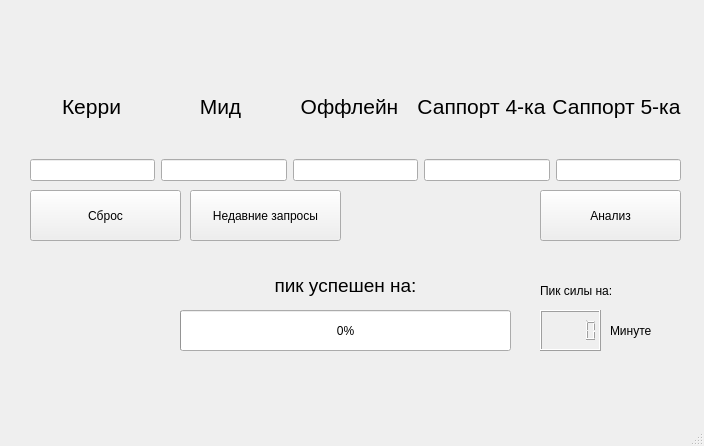
Qt form interface.ui (timorez/Dota_analysis) before a commit.
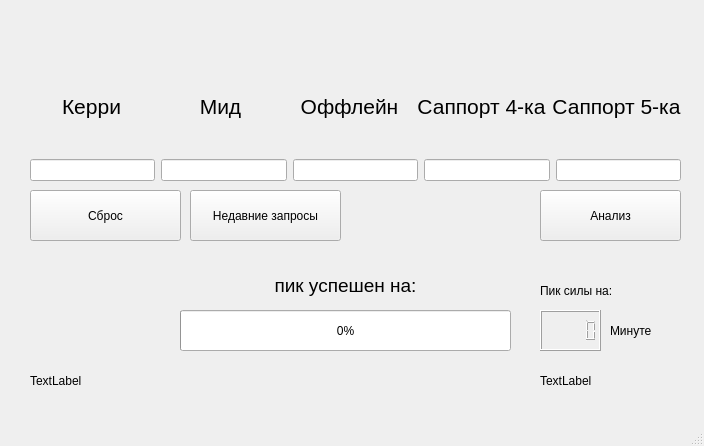
The same form after that commit.

```diff
--- a/interface.ui
+++ b/interface.ui
@@ -200,6 +200,32 @@
      <string>Минуте</string>
     </property>
    </widget>
+   <widget class="QLabel" name="error_label">
+    <property name="geometry">
+     <rect>
+      <x>30</x>
+      <y>350</y>
+      <width>651</width>
+      <height>61</height>
+     </rect>
+    </property>
+    <property name="text">
+     <string>TextLabel</string>
+    </property>
+   </widget>
+   <widget class="QLabel" name="time_label">
+    <property name="geometry">
+     <rect>
+      <x>540</x>
+      <y>360</y>
+      <width>141</width>
+      <height>41</height>
+     </rect>
+    </property>
+    <property name="text">
+     <string>TextLabel</string>
+    </property>
+   </widget>
   </widget>
   <widget class="QStatusBar" name="statusbar"/>
   <widget class="QMenuBar" name="menubar">
```
